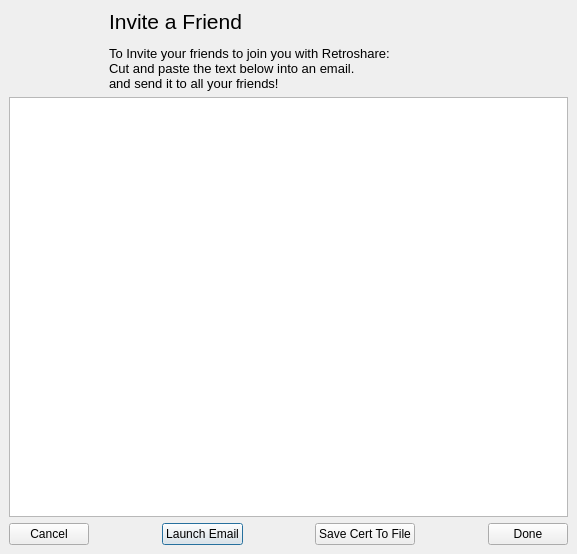
Above: retroshare-gui/src/gui/connect/InviteDialog.ui from RetroShare/RetroShare before the change. Below: the same form after it.
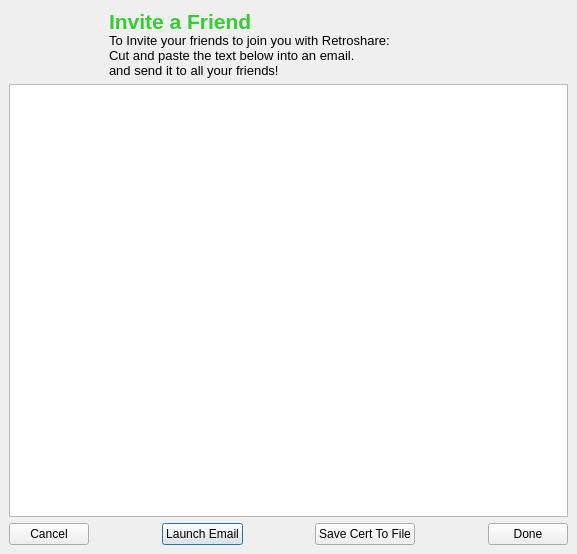
That is the form after the change. Icons and pictures are not drawn.

Commit message: * Fixed Add Friend and Invite Frieds Dialogs * Set  minimum size for Channels frame * Set minimum size for Friends TreeWidget

Diff of the .ui file:
```diff
--- a/retroshare-gui/src/gui/connect/InviteDialog.ui
+++ b/retroshare-gui/src/gui/connect/InviteDialog.ui
@@ -52,7 +52,7 @@
      <property name="html" >
       <string>&lt;html>&lt;head>&lt;meta name="qrichtext" content="1" />&lt;style type="text/css">
 p, li { white-space: pre-wrap; }
-&lt;/style>&lt;/head>&lt;body style=" font-family:'Helvetica'; font-size:10pt; font-weight:400; font-style:normal;">
+&lt;/style>&lt;/head>&lt;body style=" font-family:'Sans Serif'; font-size:9pt; font-weight:400; font-style:normal;">
 &lt;p style="-qt-paragraph-type:empty; margin-top:0px; margin-bottom:0px; margin-left:0px; margin-right:0px; -qt-block-indent:0; text-indent:0px; font-family:'Arial'; font-size:8pt;">&lt;/p>&lt;/body>&lt;/html></string>
      </property>
      <property name="acceptRichText" >
@@ -62,6 +62,12 @@
    </item>
    <item row="0" column="0" colspan="7" >
     <widget class="QLabel" name="invitefriendLabel" >
+     <property name="maximumSize" >
+      <size>
+       <width>16777215</width>
+       <height>93</height>
+      </size>
+     </property>
      <property name="palette" >
       <palette>
        <active>
@@ -483,8 +489,8 @@
      <property name="text" >
       <string>&lt;html>&lt;head>&lt;meta name="qrichtext" content="1" />&lt;style type="text/css">
 p, li { white-space: pre-wrap; }
-&lt;/style>&lt;/head>&lt;body style=" font-family:'MS Shell Dlg 2'; font-size:8.25pt; font-weight:400; font-style:normal; text-decoration:none;">
-&lt;p style=" margin-top:0px; margin-bottom:0px; margin-left:0px; margin-right:0px; -qt-block-indent:0; text-indent:0px; font-family:'Arial'; font-size:8pt;">&lt;span style=" font-size:16pt;">Invite a Friend&lt;/span>&lt;br />&lt;br />&lt;span style=" font-size:10pt;">To Invite your friends to join you with Retroshare: &lt;/span>&lt;/p>
+&lt;/style>&lt;/head>&lt;body style=" font-family:'Sans Serif'; font-size:9pt; font-weight:400; font-style:normal;">
+&lt;p style=" margin-top:0px; margin-bottom:0px; margin-left:0px; margin-right:0px; -qt-block-indent:0; text-indent:0px; font-family:'Arial'; font-size:8pt;">&lt;span style=" font-size:16pt; font-weight:600; color:#32cd32;">Invite a Friend&lt;/span>&lt;br />&lt;span style=" font-size:10pt;">To Invite your friends to join you with Retroshare: &lt;/span>&lt;/p>
 &lt;p style=" margin-top:0px; margin-bottom:0px; margin-left:0px; margin-right:0px; -qt-block-indent:0; text-indent:0px; font-family:'Arial'; font-size:10pt;">Cut and paste the text below into an email.&lt;/p>
 &lt;p style=" margin-top:0px; margin-bottom:0px; margin-left:0px; margin-right:0px; -qt-block-indent:0; text-indent:0px; font-family:'Arial'; font-size:10pt;">and send it to all your friends!&lt;/p>&lt;/body>&lt;/html></string>
      </property>
```
Left out of the diff: 2 changed lines with no effect on the pictures. The commit also changes 5 other files.
